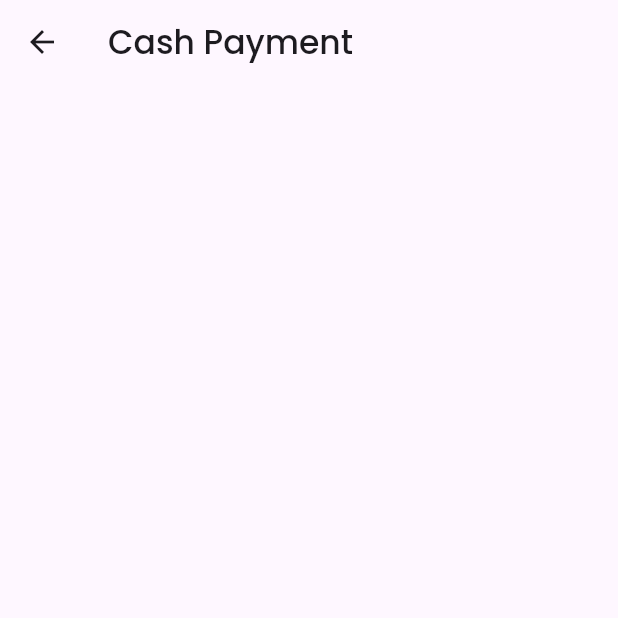
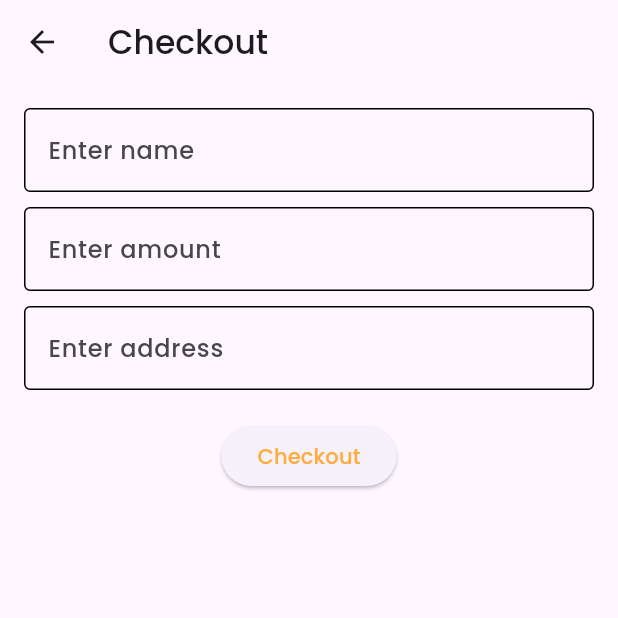
Before and after one commit to LeeRovicFestijo/FinalProject_MobileApp, a Flutter app: the CashPayment screen opened directly, on a phone screen of 412 x 824 dp, the top half of it. Run offline on Flutter 3.47's test engine with Material 3 defaults, Android fonts, the phone set to English and light mode, and no system bars; our stand-ins replace animated_splash_screen, flutter_credit_card, font_awesome_flutter, page_transition.

Commit message:
cash payment update

```diff
--- a/lib/pages/cash_payment.dart
+++ b/lib/pages/cash_payment.dart
@@ -1,14 +1,117 @@
 import 'package:flutter/material.dart';
+import 'package:flutter_application_1/components/text_field.dart';
 
-class CashPayment extends StatelessWidget {
-  const CashPayment({super.key});
+class CashPayment extends StatefulWidget {
+  @override
+  _CashPaymentState createState() => _CashPaymentState();
+}
+
+class _CashPaymentState extends State<CashPayment> {
+  final _formKey = GlobalKey<FormState>();
+
+  final TextEditingController nameController = TextEditingController();
+  final TextEditingController amountController = TextEditingController();
+  final TextEditingController addressController = TextEditingController();
+
+  void _submitForm() {
+    if (_formKey.currentState!.validate()) {
+
+      final String name = nameController.text;
+      final double amount = double.parse(amountController.text);
+      final String address = addressController.text;
+
+      showDialog(
+        context: context,
+        builder: (context) => AlertDialog(
+          title: const Text('Confirm Payment'),
+          content: SingleChildScrollView(
+            child: ListBody(
+              children: [
+                Text("Name: $name"),
+                Text("Amount: $amount"),
+                Text("Address: $address"),
+              ],
+            ),
+          ),
+          actions: [
+            TextButton(
+              onPressed:() => Navigator.pop(context),
+              child: const Text("Cancel")
+            ),
+            TextButton(
+              onPressed:() => Navigator.pop(context),
+              child: const Text("Yes")
+            ),
+          ],
+        ),
+      );
+    }
+  }
 
   @override
   Widget build(BuildContext context) {
     return Scaffold(
       appBar: AppBar(
-        title: const Text('Cash Payment'),
+        title: Text('Checkout'),
+      ),
+      body: Padding(
+        padding: const EdgeInsets.all(16.0),
+        child: Form(
+          key: _formKey,
+          child: Column(
+            children: <Widget>[
+              MyTextField(
+                controller: nameController,
+                obsecureText: false,
+                hintText: 'Enter name',
+                validator: (value) {
+                  if (value!.isEmpty) {
+                    return 'Please enter your address';
+                  }
+                  return null;
+                },
+              ),
+              const SizedBox(height: 10,),
+              MyTextField(
+                controller: amountController,
+                obsecureText: false,
+                hintText: 'Enter amount',
+                validator: (value) {
+                  if (value!.isEmpty) {
+                    return 'Please enter your address';
+                  }
+                  return null;
+                },
+              ),
+              const SizedBox(height: 10,),
+              MyTextField(
+                controller: addressController,
+                obsecureText: false,
+                hintText: 'Enter address',
+                validator: (value) {
+                  if (value!.isEmpty) {
+                    return 'Please enter your address';
+                  }
+                  return null;
+                },
+              ),
+              SizedBox(height: 20),
+              ElevatedButton(
+                onPressed: _submitForm,
+                child: Text('Checkout',  style: TextStyle(color: Colors.orangeAccent),),
+              ),
+            ],
+          ),
+        ),
       ),
     );
   }
+
+  @override
+  void dispose() {
+    nameController.dispose();
+    amountController.dispose();
+    addressController.dispose();
+    super.dispose();
+  }
 }
```
